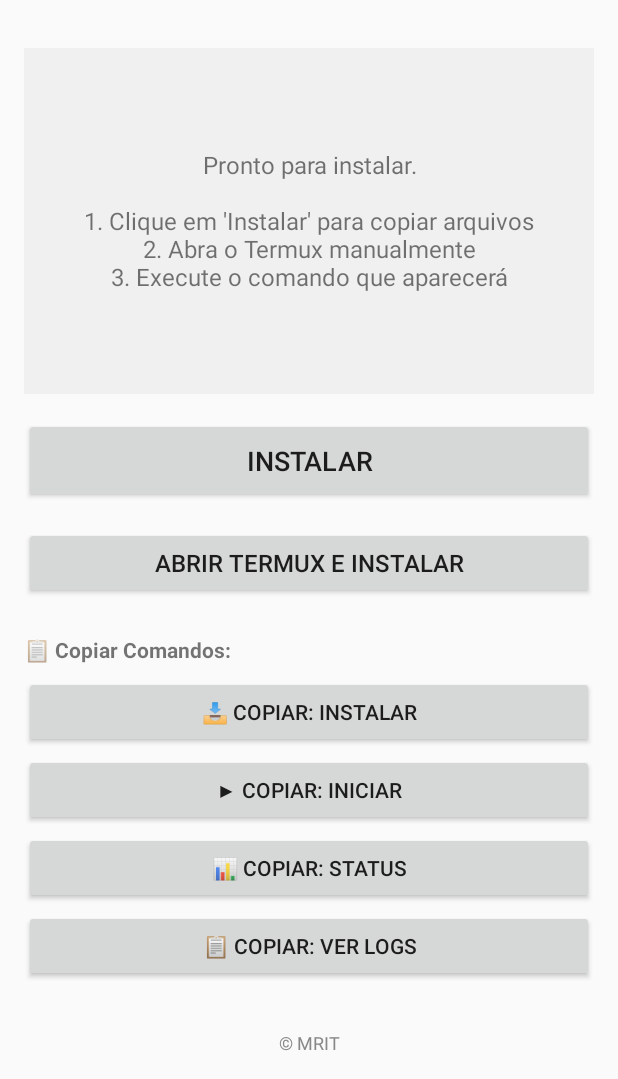
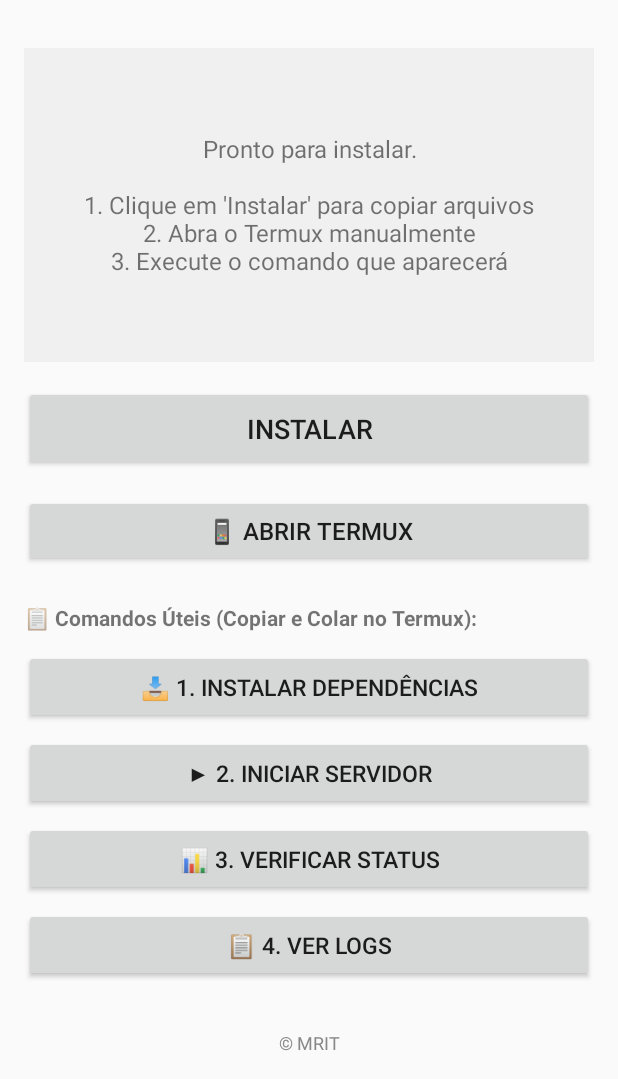
Before and after one commit to MRITSoftware/servidorzinho, an Android app: the screen it shows after launch (MainActivity), on a phone screen of 412 x 824 dp, the part 157-1236 px from its top. Run offline under Robolectric (Android 15) with nearby library versions, the phone set to English and light mode, and no system bars.

Commit message:
Melhorar botões de copiar com feedback visual e comandos mais úteis

```diff
--- a/android/app/src/main/res/layout/activity_main.xml
+++ b/android/app/src/main/res/layout/activity_main.xml
@@ -39,54 +39,54 @@
         android:id="@+id/openTermuxButton"
         android:layout_width="match_parent"
         android:layout_height="wrap_content"
-        android:text="Abrir Termux e Instalar"
+        android:text="📱 Abrir Termux"
         android:textSize="16sp"
         android:padding="12dp"
-        android:layout_marginBottom="8dp" />
+        android:layout_marginBottom="16dp" />
 
     <TextView
         android:layout_width="match_parent"
         android:layout_height="wrap_content"
-        android:text="📋 Copiar Comandos:"
+        android:text="📋 Comandos Úteis (Copiar e Colar no Termux):"
         android:textSize="14sp"
         android:textStyle="bold"
-        android:layout_marginTop="16dp"
-        android:layout_marginBottom="8dp" />
+        android:layout_marginTop="8dp"
+        android:layout_marginBottom="12dp" />
 
     <Button
         android:id="@+id/copyInstallButton"
         android:layout_width="match_parent"
         android:layout_height="wrap_content"
-        android:text="📥 Copiar: Instalar"
-        android:textSize="14sp"
-        android:padding="10dp"
-        android:layout_marginBottom="4dp" />
+        android:text="📥 1. Instalar Dependências"
+        android:textSize="15sp"
+        android:padding="14dp"
+        android:layout_marginBottom="8dp" />
 
     <Button
         android:id="@+id/copyStartButton"
         android:layout_width="match_parent"
         android:layout_height="wrap_content"
-        android:text="▶ Copiar: Iniciar"
-        android:textSize="14sp"
-        android:padding="10dp"
-        android:layout_marginBottom="4dp" />
+        android:text="▶ 2. Iniciar Servidor"
+        android:textSize="15sp"
+        android:padding="14dp"
+        android:layout_marginBottom="8dp" />
 
     <Button
         android:id="@+id/copyStatusButton"
         android:layout_width="match_parent"
         android:layout_height="wrap_content"
-        android:text="📊 Copiar: Status"
-        android:textSize="14sp"
-        android:padding="10dp"
-        android:layout_marginBottom="4dp" />
+        android:text="📊 3. Verificar Status"
+        android:textSize="15sp"
+        android:padding="14dp"
+        android:layout_marginBottom="8dp" />
 
     <Button
         android:id="@+id/copyLogsButton"
         android:layout_width="match_parent"
         android:layout_height="wrap_content"
-        android:text="📋 Copiar: Ver Logs"
-        android:textSize="14sp"
-        android:padding="10dp"
+        android:text="📋 4. Ver Logs"
+        android:textSize="15sp"
+        android:padding="14dp"
         android:layout_marginBottom="16dp" />
 
     <TextView
```
Also changed, not shown: android/app/src/main/java/com/servidorzinho/installer/MainActivity.java (+47 -5 lines).
